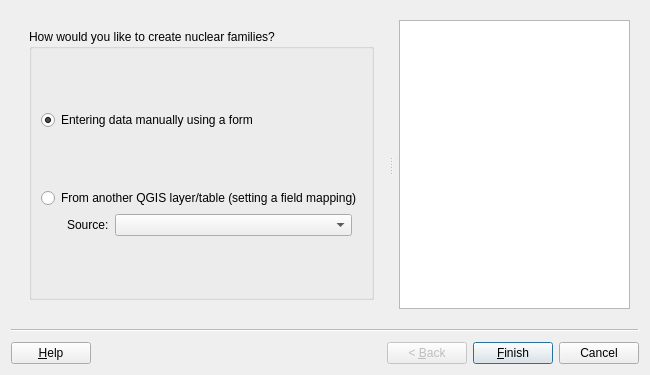
Old version of the form asistente_ladm_col/ui/wiz_create_nuclear_family_prc.ui in the repository SwissTierrasColombia/Asistente-LADM-COL.
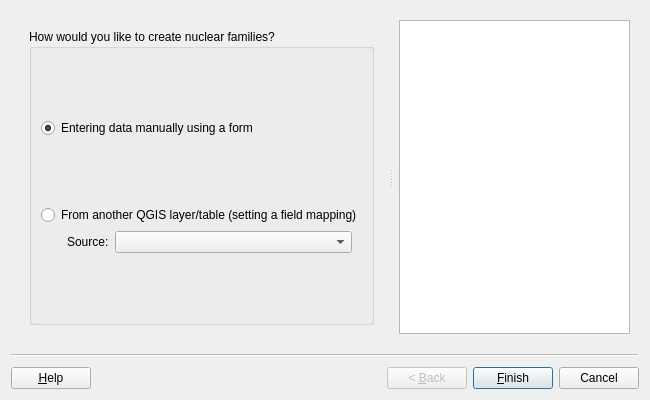
New version of the form. Custom widgets are drawn as their Qt base class.

```diff
--- a/asistente_ladm_col/ui/wiz_create_nuclear_family_prc.ui
+++ b/asistente_ladm_col/ui/wiz_create_nuclear_family_prc.ui
@@ -7,7 +7,7 @@
     <x>0</x>
     <y>0</y>
     <width>650</width>
-    <height>375</height>
+    <height>400</height>
    </rect>
   </property>
   <property name="windowTitle">
```
Left out of the diff: 6 changed lines with no effect on the pictures.
